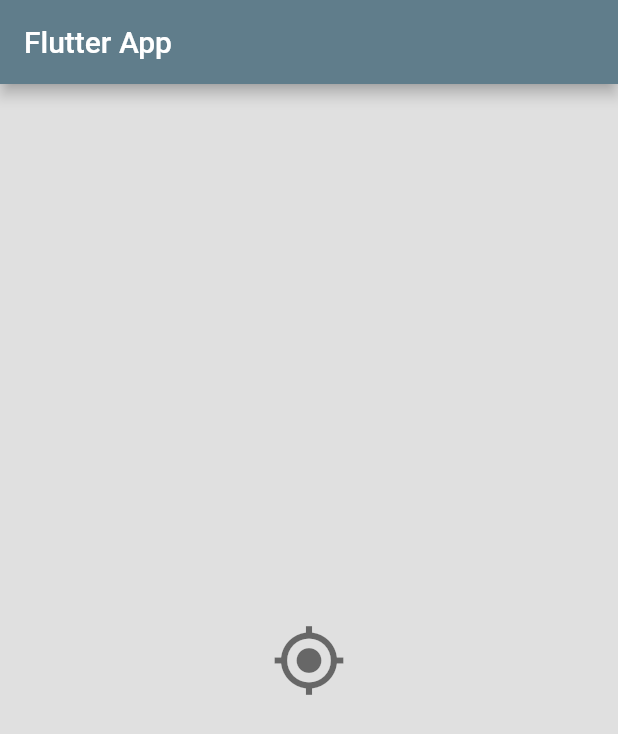
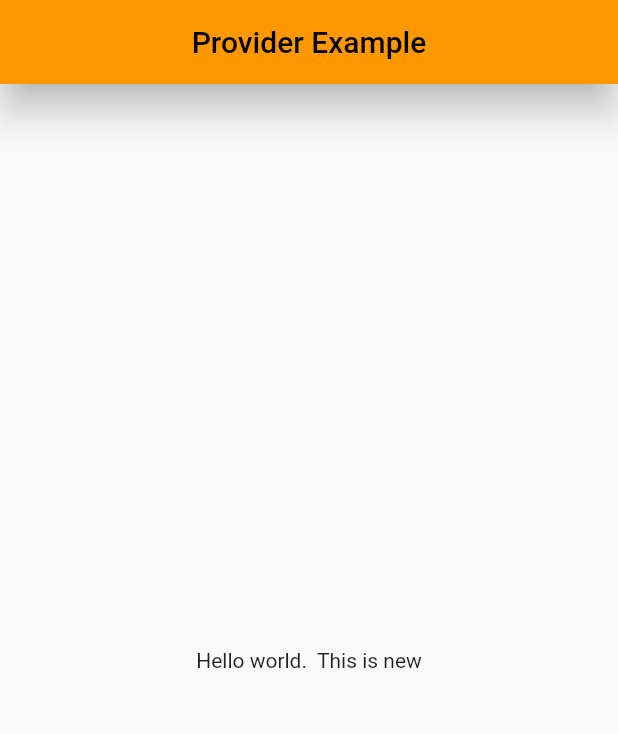
Before and after one commit to alecorodri/ToDo-Riverpod, a Flutter app: the screen it shows after launch, on a phone screen of 412 x 824 dp. Shown: the top 734 px of the screen. Run offline on Flutter 3.47's test engine with Material 2 defaults, Android fonts, the phone set to English and light mode, and no system bars; our stand-ins replace flutter_riverpod.

Commit message:
add provider page

```diff
--- a/lib/main.dart
+++ b/lib/main.dart
@@ -1,6 +1,12 @@
 import 'package:flutter/material.dart';
+import 'package:flutter_application_1/ui/widgets/provider.dart';
+import 'package:flutter_riverpod/flutter_riverpod.dart';
 
-void main() => runApp(const MyApp());
+void main() {
+  runApp(
+    const ProviderScope(child: MyApp()),
+  );
+}
 
 class MyApp extends StatelessWidget {
   const MyApp({Key? key}) : super(key: key);
@@ -8,68 +14,12 @@ class MyApp extends StatelessWidget {
   @override
   Widget build(BuildContext context) {
     return MaterialApp(
-      title: 'Flutter Demo',
-      theme: ThemeData(primarySwatch: Colors.blueGrey),
-      home: const MyHomePage(title: 'Flutter App'),
-    );
+        debugShowCheckedModeBanner: false,
+        title: 'Riverpod Example',
+        // ignore: unnecessary_const
+        theme: ThemeData(
+            primarySwatch: Colors.orange,
+            visualDensity: VisualDensity.adaptivePlatformDensity),
+        home: const HelloScreen());
   }
 }
-
-class MyHomePage extends StatefulWidget {
-  const MyHomePage({Key? key, required this.title}) : super(key: key);
-
-  final String title;
-
-  @override
-  State<MyHomePage> createState() => _MyHomePageState();
-}
-
-class _MyHomePageState extends State<MyHomePage> {
-  bool _isElevated = false;
-
-  @override
-  Widget build(BuildContext context) {
-    return Scaffold(
-      backgroundColor: Colors.grey[300],
-      appBar: AppBar(
-        title: Text(widget.title),
-      ),
-      body: Center(
-          child: GestureDetector(
-        onTap: () {
-          setState(() {
-            _isElevated = !_isElevated;
-          });
-        },
-        child: AnimatedContainer(
-          duration: const Duration(milliseconds: 200),
-          // ignore: sort_child_properties_last
-          child: Icon(
-            Icons.gps_fixed,
-            size: 50,
-            color: _isElevated ? Colors.grey : Colors.black54,
-          ),
-          width: 200,
-          height: 200,
-          decoration: BoxDecoration(
-              color: Colors.grey[300],
-              borderRadius: BorderRadius.circular(50),
-              boxShadow: _isElevated
-                  ? [
-                      BoxShadow(
-                          color: Colors.grey[500]!,
-                          offset: const Offset(4, 4),
-                          blurRadius: 15,
-                          spreadRadius: 1),
-                      const BoxShadow(
-                          color: Colors.white,
-                          offset: Offset(-4, -4),
-                          blurRadius: 15,
-                          spreadRadius: 1)
-                    ]
-                  : null),
-        ),
-      )),
-    );
-  }
-}
--- /dev/null
+++ b/lib/ui/widgets/provider.dart
@@ -0,0 +1,24 @@
+import 'package:flutter/material.dart';
+import 'package:flutter_riverpod/flutter_riverpod.dart';
+
+final helloWorldProvider =
+    Provider<String>((ref) => "Hello world.  This is new");
+
+class HelloScreen extends ConsumerWidget {
+  const HelloScreen({Key? key}) : super(key: key);
+
+  @override
+  Widget build(BuildContext context, WidgetRef ref) {
+    final text = ref.watch(helloWorldProvider);
+    return Scaffold(
+      appBar: AppBar(
+        elevation: 10.2,
+        title: const Center(child: Text('Provider Example')),
+      ),
+      // ignore: avoid_unnecessary_containers
+      body: Container(
+        child: Center(child: Text(text)),
+      ),
+    );
+  }
+}
```
Also changed, not shown: lib/ui/pages/home/widgets/login_button.dart (deleted).
